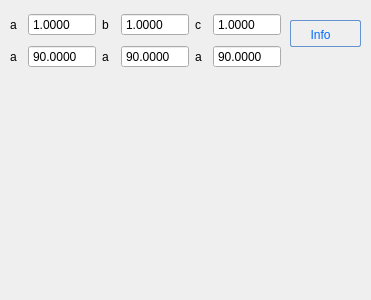
k61n/openhkl, file apps/NSXQt/ui/UnitCellPropertyWidget.ui: the form before one commit.
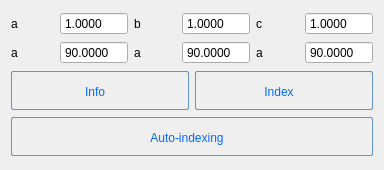
The form after the commit.

Patch:
```diff
--- a/apps/NSXQt/ui/UnitCellPropertyWidget.ui
+++ b/apps/NSXQt/ui/UnitCellPropertyWidget.ui
@@ -6,22 +6,15 @@
    <rect>
     <x>0</x>
     <y>0</y>
-    <width>371</width>
-    <height>300</height>
+    <width>384</width>
+    <height>170</height>
    </rect>
   </property>
   <property name="windowTitle">
    <string>Form</string>
   </property>
-  <widget class="QWidget" name="gridLayoutWidget_2">
-   <property name="geometry">
-    <rect>
-     <x>10</x>
-     <y>10</y>
-     <width>271</width>
-     <height>62</height>
-    </rect>
-   </property>
+  <layout class="QGridLayout" name="gridLayout_2">
+   <item row="0" column="0" colspan="2">
    <layout class="QGridLayout" name="gridLayout">
     <item row="0" column="3">
      <widget class="QDoubleSpinBox" name="doubleSpinBoxb">
@@ -165,16 +158,9 @@
      </widget>
     </item>
    </layout>
-  </widget>
+   </item>
+   <item row="1" column="0">
   <widget class="QPushButton" name="pushButton_Info">
-   <property name="geometry">
-    <rect>
-     <x>290</x>
-     <y>20</y>
-     <width>71</width>
-     <height>27</height>
-    </rect>
-   </property>
    <property name="toolTip">
     <string>&lt;html&gt;&lt;head/&gt;&lt;body&gt;&lt;p&gt;Print information about the UnitCell in the logger&lt;/p&gt;&lt;/body&gt;&lt;/html&gt;</string>
    </property>
@@ -226,7 +212,127 @@
     <string>Info</string>
    </property>
   </widget>
- </widget>
+   </item>
+   <item row="1" column="1">
+    <widget class="QPushButton" name="pushButton_Index">
+     <property name="toolTip">
+      <string>&lt;html&gt;&lt;head/&gt;&lt;body&gt;&lt;p&gt;Print information about the UnitCell in the logger&lt;/p&gt;&lt;/body&gt;&lt;/html&gt;</string>
+     </property>
+     <property name="styleSheet">
+      <string notr="true">QPushButton:hover{
+        background: qlineargradient(x1 : 0, y1 : 0, x2 : 0, y2 :   1, stop :   0.0 #ffd9aa,
+                stop :   0.5 #ffbb6e, stop :   0.55 #feae42, stop :   1.0 #fedb74);
+}
+
+QPushButton {
+        border: 1px solid #6593cf;
+        border-radius: 2px;
+        padding: 5px 15px 2px 5px;
+        background: qlineargradient(x1 : 0, y1 : 0, x2 : 0, y2 :   1, stop :   0.0 #f5f9ff,
+                stop :   0.5 #c7dfff, stop :   0.55 #afd2ff, stop :   1.0 #c0dbff);
+        color: #006aff;
+        font: bold large &quot;Arial&quot;;
+        height: 30px;
+}
+
+
+
+
+QPushButton:pressed {
+        background: qlineargradient(x1 : 0, y1 : 0, x2 : 0, y2 :   1, stop :   0.0 #c0dbff,
+        stop :   0.5 #cfd26f, stop :   0.55 #c7df6f, stop :   1.0 #f5f9ff);
+        padding-top: 2px;
+        padding-left: 3px;
+
+}
+
+
+QPushButton:on {
+        background: qlineargradient(x1 : 0, y1 : 0, x2 : 0, y2 :   1, stop :   0.0 #5AA72D,
+        stop :   0.5 #B3E296, stop :   0.55 #B3E296, stop :   1.0 #f5f9ff);
+        padding-top: 2px;
+        padding-left: 3px;
+}
+
+QPushButton:disabled {
+        background: transparent #e5e9ee;
+        padding-top: 2px;        
+        padding-left: 3px;
+        color: black;
+}
+</string>
+     </property>
+     <property name="text">
+      <string>Index</string>
+     </property>
+    </widget>
+   </item>
+   <item row="2" column="0" colspan="2">
+    <widget class="QPushButton" name="pushButton_Index_2">
+     <property name="toolTip">
+      <string>&lt;html&gt;&lt;head/&gt;&lt;body&gt;&lt;p&gt;Print information about the UnitCell in the logger&lt;/p&gt;&lt;/body&gt;&lt;/html&gt;</string>
+     </property>
+     <property name="styleSheet">
+      <string notr="true">QPushButton:hover{
+        background: qlineargradient(x1 : 0, y1 : 0, x2 : 0, y2 :   1, stop :   0.0 #ffd9aa,
+                stop :   0.5 #ffbb6e, stop :   0.55 #feae42, stop :   1.0 #fedb74);
+}
+
+QPushButton {
+        border: 1px solid #6593cf;
+        border-radius: 2px;
+        padding: 5px 15px 2px 5px;
+        background: qlineargradient(x1 : 0, y1 : 0, x2 : 0, y2 :   1, stop :   0.0 #f5f9ff,
+                stop :   0.5 #c7dfff, stop :   0.55 #afd2ff, stop :   1.0 #c0dbff);
+        color: #006aff;
+        font: bold large &quot;Arial&quot;;
+        height: 30px;
+}
+
+
+
+
+QPushButton:pressed {
+        background: qlineargradient(x1 : 0, y1 : 0, x2 : 0, y2 :   1, stop :   0.0 #c0dbff,
+        stop :   0.5 #cfd26f, stop :   0.55 #c7df6f, stop :   1.0 #f5f9ff);
+        padding-top: 2px;
+        padding-left: 3px;
+
+}
+
+
+QPushButton:on {
+        background: qlineargradient(x1 : 0, y1 : 0, x2 : 0, y2 :   1, stop :   0.0 #5AA72D,
+        stop :   0.5 #B3E296, stop :   0.55 #B3E296, stop :   1.0 #f5f9ff);
+        padding-top: 2px;
+        padding-left: 3px;
+}
+
+QPushButton:disabled {
+        background: transparent #e5e9ee;
+        padding-top: 2px;        
+        padding-left: 3px;
+        color: black;
+}
+</string>
+     </property>
+     <property name="text">
+      <string>Auto-indexing</string>
+     </property>
+    </widget>
+   </item>
+  </layout>
+ </widget>
+ <tabstops>
+  <tabstop>doubleSpinBoxa</tabstop>
+  <tabstop>doubleSpinBoxb</tabstop>
+  <tabstop>doubleSpinBoxc</tabstop>
+  <tabstop>doubleSpinBoxalpha</tabstop>
+  <tabstop>doubleSpinBoxbeta</tabstop>
+  <tabstop>doubleSpinBoxgamma</tabstop>
+  <tabstop>pushButton_Info</tabstop>
+  <tabstop>pushButton_Index</tabstop>
+ </tabstops>
  <resources/>
  <connections/>
 </ui>
```
Lines whose indentation alone changed are shown as unchanged.
